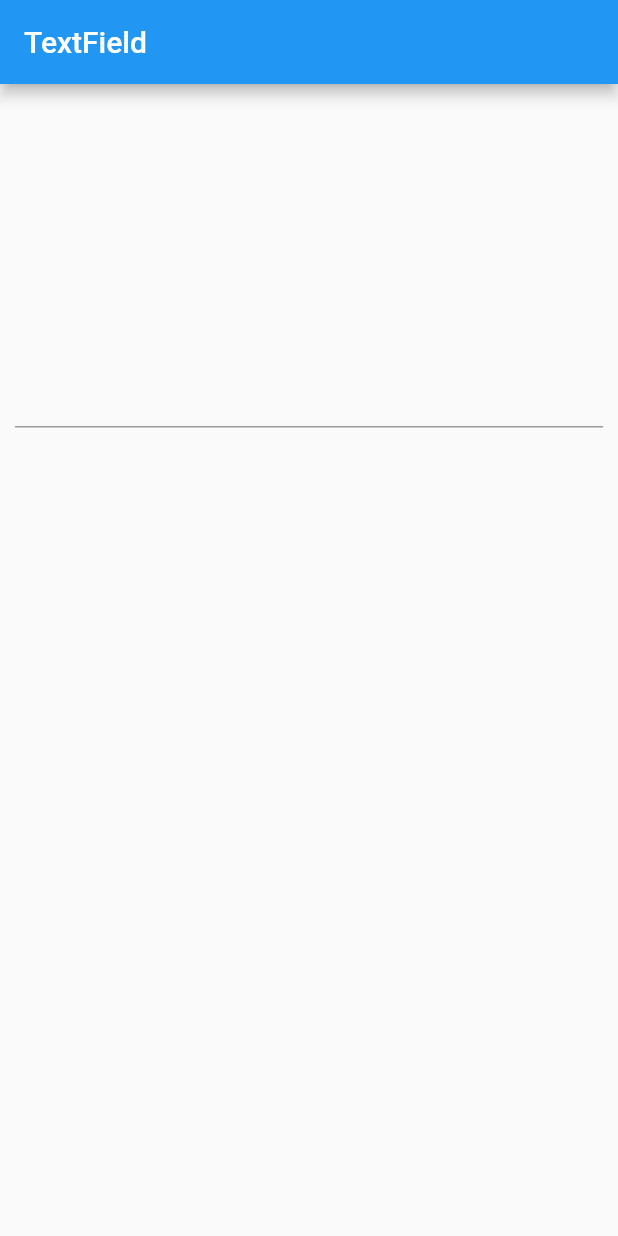
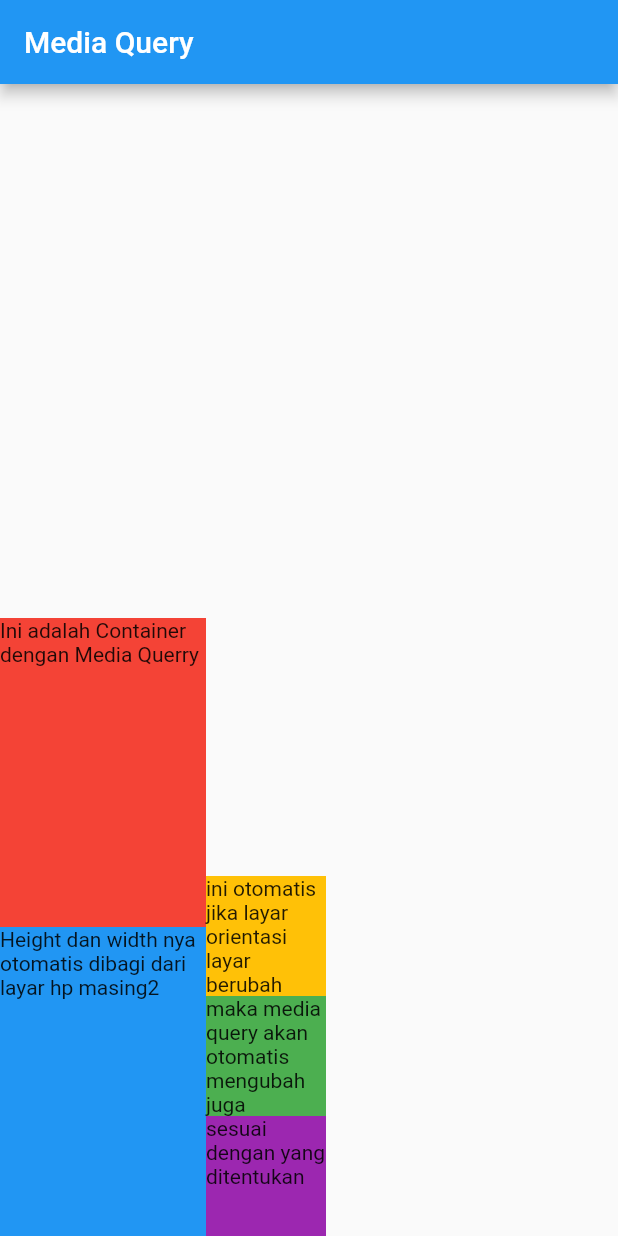
Before and after one commit to mzafierfaza/BelajarFlutter, a Flutter app: the screen it shows after launch, on a phone screen of 412 x 824 dp. Run offline on Flutter 3.47's test engine with Material 2 defaults, Android fonts, the phone set to English and light mode, and no system bars.

Commit message:
add MediaQuerry

```diff
--- a/belajar_flutter/lib/main.dart
+++ b/belajar_flutter/lib/main.dart
@@ -4,38 +4,79 @@ void main() {
   runApp(MyApp());
 }
 
-class MyApp extends StatefulWidget {
-  @override
-  _MyAppState createState() => _MyAppState();
-}
-
-class _MyAppState extends State<MyApp> {
-  TextEditingController controller = TextEditingController();
-
+class MyApp extends StatelessWidget {
   @override
   Widget build(BuildContext context) {
     return MaterialApp(
-        home: Scaffold(
-      appBar: AppBar(
-        title: Text("TextField"),
-      ),
-      body: Container(
-          margin: EdgeInsets.all(10),
-          child: Column(
-            mainAxisAlignment: MainAxisAlignment.spaceAround,
-            children: [
-              TextField(
-                // obscureText: true, //  ini buat password
-                // maxLength: 4, // panjang karakter
-
-                onChanged: (value) {
-                  setState(() {});
-                },
-                controller: controller,
-              ),
-              Text(controller.text),
-            ],
-          )),
-    ));
+      home:
+          MyPage(), // harus kayak gini kalo mau pake MediaQuery, kalo gak dia akan error
+    );
   }
 }
+
+class MyPage extends StatelessWidget {
+  @override
+  Widget build(BuildContext context) {
+    return Scaffold(
+      appBar: AppBar(
+        title: Text("Media Query"),
+      ),
+      body: Row(
+        children: [
+          Column(
+            mainAxisAlignment: MainAxisAlignment.end,
+            children: [
+              Container(
+                child: Text("Ini adalah Container dengan Media Querry"),
+                color: Colors.red,
+                // media querry akan otomatis fit dibagi dari layar android,
+                width: MediaQuery.of(context).size.width / 3,
+                height: MediaQuery.of(context).size.height / 4,
+              ),
+              Container(
+                child: Text(
+                    "Height dan width nya otomatis dibagi dari layar hp masing2"),
+                color: Colors.blue,
+                width: MediaQuery.of(context).size.width / 3,
+                height: MediaQuery.of(context).size.height / 4,
+              ),
+            ],
+          ),
+          (MediaQuery.of(context).orientation == Orientation.portrait)
+              // ini pakai if singkat. (if) ? benar : salah
+              ? Column(
+                  mainAxisAlignment: MainAxisAlignment.end,
+                  children: generateContainer(),
+                )
+              : Row(
+                  mainAxisAlignment: MainAxisAlignment.end,
+                  children: generateContainer(),
+                )
+        ],
+      ),
+    );
+  }
+
+  List<Widget> generateContainer() {
+    return [
+      Container(
+        child: Text("ini otomatis jika layar orientasi layar berubah"),
+        width: 80,
+        height: 80,
+        color: Colors.amber,
+      ),
+      Container(
+        child: Text("maka media query akan otomatis mengubah juga "),
+        width: 80,
+        height: 80,
+        color: Colors.green,
+      ),
+      Container(
+        child: Text("sesuai dengan yang ditentukan"),
+        width: 80,
+        height: 80,
+        color: Colors.purple,
+      )
+    ];
+  }
+}
```
Also changed, not shown: 6 other files.
